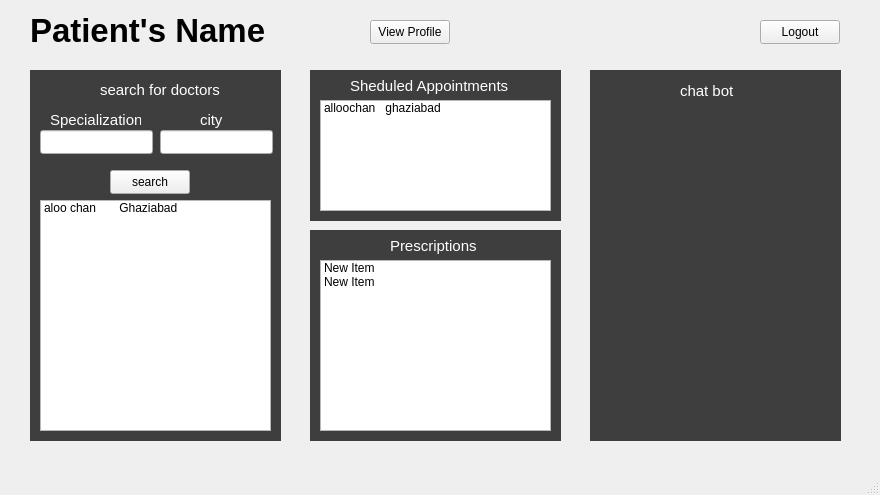
Before: the Qt Designer form dashboard_patient.ui in pratham-0204/VedSync, drawn with Qt 5.
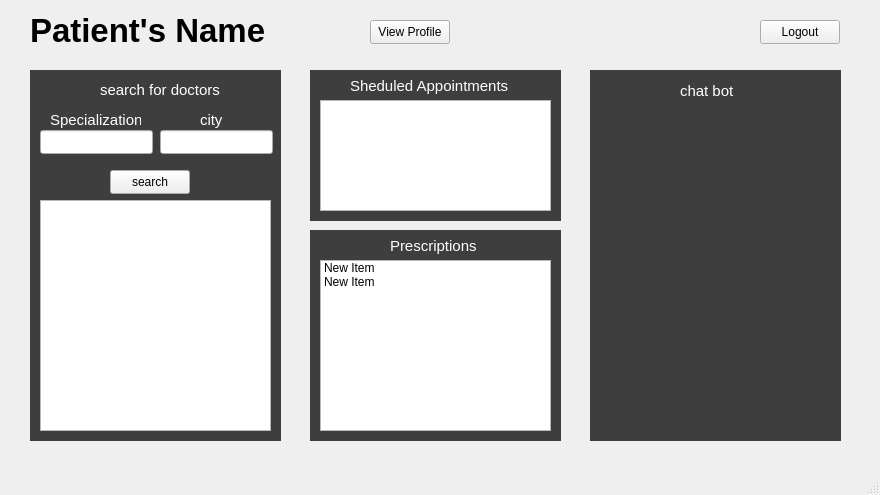
After: the same form once the commit is applied.

Diff of the .ui file:
```diff
--- a/dashboard_patient.ui
+++ b/dashboard_patient.ui
@@ -199,11 +199,6 @@
       <height>231</height>
      </rect>
     </property>
-    <item>
-     <property name="text">
-      <string>aloo chan       Ghaziabad</string>
-     </property>
-    </item>
    </widget>
    <widget class="QPushButton" name="pushButton">
     <property name="geometry">
@@ -248,11 +243,6 @@
       <height>111</height>
      </rect>
     </property>
-    <item>
-     <property name="text">
-      <string>alloochan   ghaziabad</string>
-     </property>
-    </item>
    </widget>
    <widget class="QLabel" name="label_10">
     <property name="geometry">
```
Left out of the diff: 4 changed lines with no effect on the pictures.
